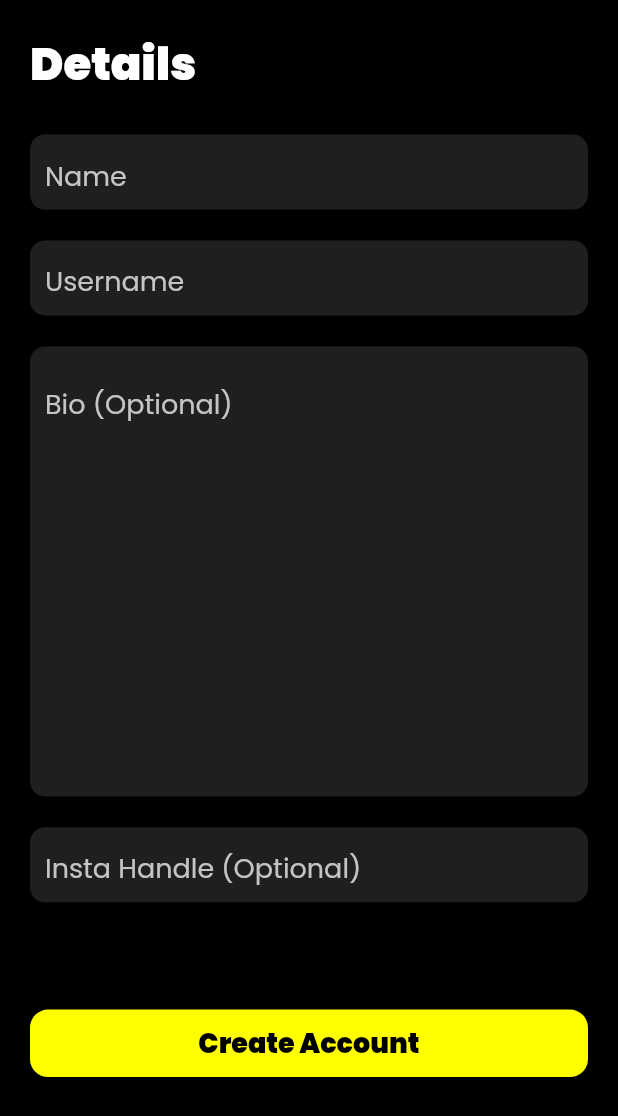
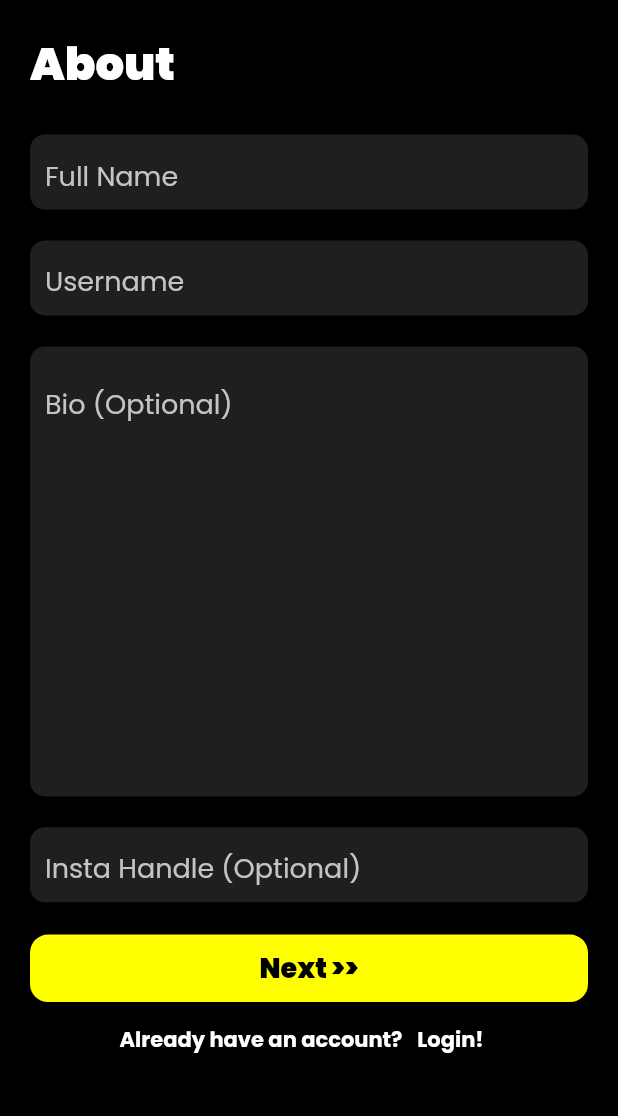
Before and after one commit to Vinay07k/Bookifyy, a Flutter app: the InputDetail screen opened by its route, on a phone screen of 412 x 824 dp. Shown: the top 1116 px of the screen. Run offline on Flutter 3.47's test engine with Material 2 defaults, Android fonts, the phone set to English and light mode, and no system bars; our stand-ins replace animated_splash_screen, cloud_firestore, firebase_auth, firebase_core, font_awesome_flutter, google_fonts; accounts and stored records are empty.

Commit message:
Login SignUp And Logout Ready

```diff
--- a/lib/Screens/Auth/Inputdetail.dart
+++ b/lib/Screens/Auth/Inputdetail.dart
@@ -1,3 +1,6 @@
+import 'package:bookify/Screens/Auth/Login.dart';
+import 'package:bookify/Screens/Auth/Signup.dart';
+import 'package:bookify/Widgets/Scaffold/bottom_snackbar.dart';
 import 'package:flutter/material.dart';
 
 //Helper Imports
@@ -11,8 +14,37 @@ import 'package:bookify/Screens/ScreenController.dart';
 import 'package:bookify/Widgets/buttons.dart';
 import 'package:bookify/Widgets/inputfield.dart';
 
-class InputDetail extends StatelessWidget {
+class InputDetail extends StatefulWidget {
   static final routeName = '/input-detail';
+
+  @override
+  _InputDetailState createState() => _InputDetailState();
+}
+
+class _InputDetailState extends State<InputDetail> {
+  late TextEditingController _fullname;
+  late TextEditingController _username;
+  late TextEditingController _bio;
+  late TextEditingController _instahandle;
+
+  @override
+  void initState() {
+    super.initState();
+    _fullname = TextEditingController();
+    _username = TextEditingController();
+    _bio = TextEditingController();
+    _instahandle = TextEditingController();
+  }
+
+  @override
+  void dispose() {
+    super.dispose();
+    _fullname.dispose();
+    _username.dispose();
+    _bio.dispose();
+    _instahandle.dispose();
+  }
+
   @override
   Widget build(BuildContext context) {
     return SafeArea(
@@ -26,60 +58,61 @@ class InputDetail extends StatelessWidget {
               children: [
                 const SizedBox(height: 20),
                 Text(
-                  'Details',
+                  'About',
                   style: KTextStyles.kScreenTitle,
                 ),
                 SizedBox(height: getRelativeHeight(0.03)),
                 inputtextField(
-                  label: 'Name',
+                  label: 'Full Name',
                   keyboard: TextInputType.name,
+                  controller: _fullname,
                 ),
                 SizedBox(height: getRelativeHeight(0.025)),
                 inputtextField(
                   label: 'Username',
                   keyboard: TextInputType.text,
+                  controller: _username,
                 ),
                 SizedBox(height: getRelativeHeight(0.025)),
                 inputtextField(
                   label: 'Bio (Optional)',
                   keyboard: TextInputType.multiline,
+                  controller: _bio,
                   lines: 10,
                 ),
                 SizedBox(height: getRelativeHeight(0.025)),
                 inputtextField(
                   label: 'Insta Handle (Optional)',
                   keyboard: TextInputType.url,
+                  controller: _instahandle,
                 ),
-                SizedBox(height: getRelativeHeight(0.085)),
+                const SizedBox(height: 20),
                 // Spacer(),
                 CustomElevatedButton(
-                  onPressedFunction: () {
-                    Navigator.of(context)
-                        .pushReplacementNamed(ScreenController.routeName);
-                  },
+                  onPressedFunction: onSubmit,
                   child: Text(
-                    'Create Account',
+                    'Next >>',
                     style: KTextStyles.kButtonText,
                   ),
                 ),
                 // const SizedBox(height: 14),
-                // Row(
-                //   mainAxisAlignment: MainAxisAlignment.center,
-                //   children: [
-                //     Text(
-                //       'Don\'t have an account?',
-                //       style: KTextStyles.kSimpleText,
-                //     ),
-                //     TextButton(
-                //       onPressed: () => Navigator.of(context)
-                //           .pushReplacementNamed(SignUpScreen().routeName),
-                //       child: Text(
-                //         'Register!',
-                //         style: KTextStyles.kSimpleText,
-                //       ),
-                //     ),
-                //   ],
-                // ),
+                Row(
+                  mainAxisAlignment: MainAxisAlignment.center,
+                  children: [
+                    Text(
+                      'Already have an account?',
+                      style: KTextStyles.kSimpleText,
+                    ),
+                    TextButton(
+                      onPressed: () => Navigator.of(context)
+                          .pushReplacementNamed(LoginScreen().routeName),
+                      child: Text(
+                        'Login!',
+                        style: KTextStyles.kSimpleText,
+                      ),
+                    ),
+                  ],
+                ),
               ],
             ),
           ),
@@ -87,4 +120,32 @@ class InputDetail extends StatelessWidget {
       ),
     );
   }
+
+  void onSubmit() {
+    String fullname = _fullname.text.trim();
+    String username = _username.text.trim();
+    String bio = _bio.text.trim();
+    String instahandle = _instahandle.text.trim();
+
+    String result = '';
+
+    if (fullname.isEmpty || username.isEmpty) {
+      result = 'Full Name and Username can not be empty!';
+    } else if (fullname.length < 4) {
+      result = 'Full Name can not be less then 4 characters!';
+    } else if (username.length < 4) {
+      result = 'Username can not be less then 4 characters!';
+    } else {
+      Navigator.of(context).pushNamed(SignUpScreen.routeName, arguments: {
+        'fullname': fullname,
+        'username': username,
+        'bio': bio,
+        'instahandle': instahandle,
+      });
+    }
+
+    if (result.isNotEmpty) {
+      showBottomSnackBar(context: context, text: result);
+    }
+  }
 }
--- a/lib/Screens/Auth/Login.dart
+++ b/lib/Screens/Auth/Login.dart
@@ -1,3 +1,4 @@
+import 'package:bookify/Screens/Auth/Inputdetail.dart';
 import 'package:flutter/material.dart';
 import 'package:bookify/Widgets/Scaffold/bottom_snackbar.dart';
 
@@ -59,7 +60,7 @@ class _LoginScreenState extends State<LoginScreen> {
       setState(() {
         _loading = true;
       });
-      result = await Auth.signInUser(_email.text, _password.text) ?? '';
+      result = await Auth().signInUser(_email.text, _password.text) ?? '';
     }
 
     if (result.isNotEmpty) {
@@ -123,7 +124,7 @@ class _LoginScreenState extends State<LoginScreen> {
                           ),
                           TextButton(
                             onPressed: () => Navigator.of(context)
-                                .pushReplacementNamed(SignUpScreen.routeName),
+                                .pushReplacementNamed(InputDetail.routeName),
                             child: Text(
                               'Register!',
                               style: KTextStyles.kSimpleText,
--- a/lib/Widgets/Scaffold/drawer.dart
+++ b/lib/Widgets/Scaffold/drawer.dart
@@ -83,7 +83,7 @@ class MainDrawer extends StatelessWidget {
                   .pushNamed(InviteContactsScreen.routeName),
             ),
             _listItems(
-                Icons.logout_outlined, 'Logout', context, () => Auth.signOut),
+                Icons.logout_outlined, 'Logout', context, () => Auth().signOut),
             Spacer(),
             Center(
               child: Text(
```
Also changed, not shown: lib/Providers/Authentication.dart (+27 -8 lines), lib/Screens/Auth/Signup.dart (+39 -3 lines), 1 other file.
